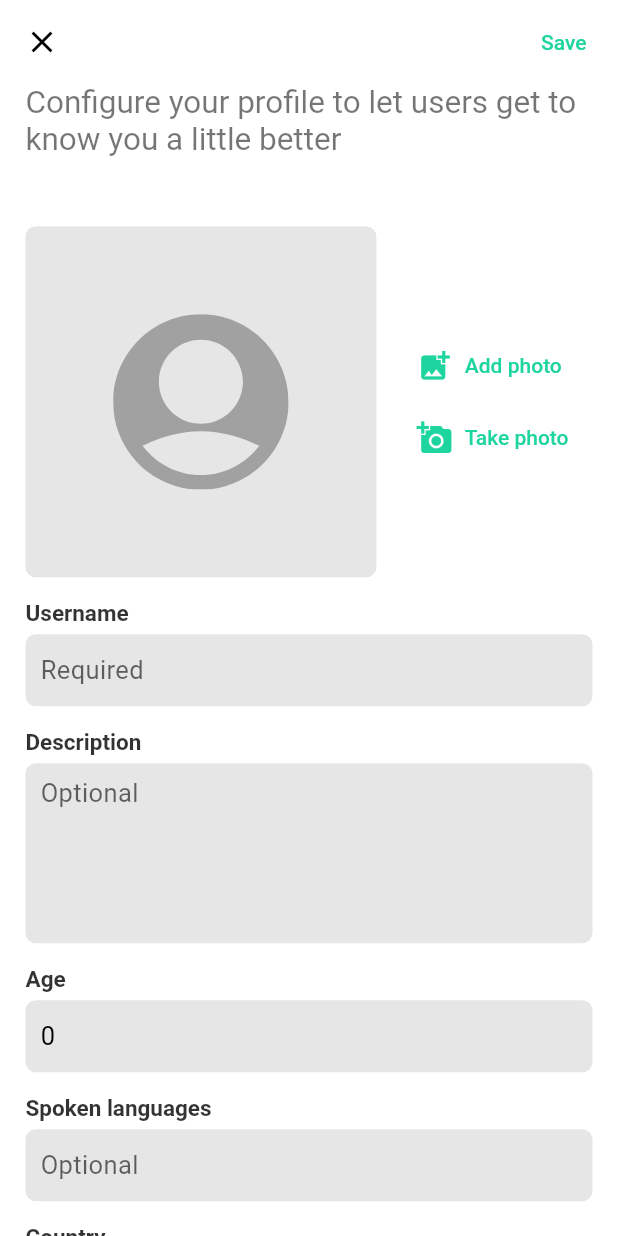
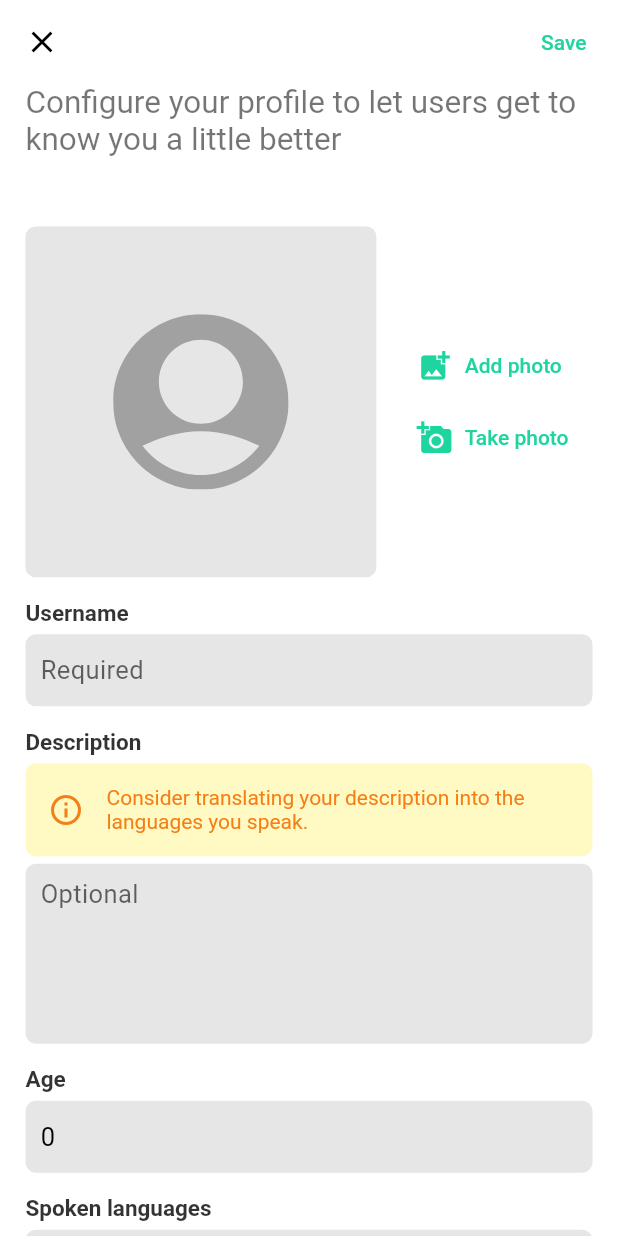
Before and after one commit to Romain-Guillot/Trare, a Flutter app: the ProfileEditPage screen opened directly with empty values, on a phone screen of 412 x 824 dp. Run offline on Flutter 3.47's test engine with Material 2 defaults, Android fonts, the phone set to English and light mode, and no system bars; our stand-ins replace cached_network_image, cloud_firestore, firebase_auth, flutter_svg, geolocator, get_it and 4 more; missing offline and left inert: flutter_facebook_login, geoflutterfire; accounts and stored records are empty.

Commit message:
Fix #40 : add tips to FormField / add tips to the description field

```diff
--- a/app/lib/ui/pages/profile_edit_page.dart
+++ b/app/lib/ui/pages/profile_edit_page.dart
@@ -239,6 +239,7 @@ class _ProfileFormState extends State<ProfileForm> {
             optional: true,
             minLength: Values.profileDescriptionMinLength,
             maxLength: Values.profileDescriptionMaxLength,
+            info: Text(Strings.profileDescriptionEditionInfo),
           ),
           FlexSpacer(),
           AppTextField(
--- a/app/lib/ui/shared/strings.dart
+++ b/app/lib/ui/shared/strings.dart
@@ -66,7 +66,7 @@ class Strings {
   static const String profileDeleteVerificationLabel = "I'm sure";
   static const String profileDeleteButton = "Delete my account";
   static const String profileDeleteError = "Please log out and log in again to confirm your action.";
-
+  static const String profileDescriptionEditionInfo = "Consider translating your description into the languages you speak.";
 
   // Explore
   static const String exploreTitle = "Explore";
--- a/app/lib/ui/widgets/formfields/app_text_field.dart
+++ b/app/lib/ui/widgets/formfields/app_text_field.dart
@@ -3,6 +3,7 @@ import 'dart:math';
 import 'package:app/ui/shared/strings.dart';
 import 'package:app/ui/shared/dimens.dart';
 import 'package:app/ui/widgets/flex_spacer.dart';
+import 'package:app/ui/widgets/info_widget.dart';
 import 'package:flutter/material.dart';
 import 'package:flutter/widgets.dart';
 
@@ -33,6 +34,7 @@ class AppTextField extends StatelessWidget {
   final int minLength;
   final int minValue;
   final int maxValue;
+  final Widget info;
 
 
   AppTextField({
@@ -45,7 +47,8 @@ class AppTextField extends StatelessWidget {
     this.minLength,
     this.minValue,
     this.maxValue,
-    this.maxLines = Dimens.formMultiLinesDefaultLinesNumber
+    this.maxLines = Dimens.formMultiLinesDefaultLinesNumber,
+    this.info,
   });
 
 
@@ -62,6 +65,13 @@ class AppTextField extends StatelessWidget {
           labelText,
           style: Theme.of(context).inputDecorationTheme.labelStyle,
         ),
+        if (info != null)
+        ...[
+          FlexSpacer.small(),
+          InfoCardWidget(
+            child: info,
+          ),
+        ],
         FlexSpacer.small(),
         TextFormField(
           controller: controller,
--- /dev/null
+++ b/app/lib/ui/widgets/info_widget.dart
@@ -0,0 +1,34 @@
+import 'package:app/ui/shared/dimens.dart';
+import 'package:app/ui/widgets/flex_spacer.dart';
+import 'package:flutter/material.dart';
+import 'package:flutter/widgets.dart';
+
+class InfoCardWidget extends StatelessWidget {
+
+  final Widget child;
+
+  InfoCardWidget({@required this.child});
+
+  @override
+  Widget build(BuildContext context) {
+    return Container(
+      decoration: BoxDecoration(
+        borderRadius: Dimens.borderRadius,
+        color: Colors.yellow[100],
+      ),
+      padding: EdgeInsets.all(Dimens.normalSpacing),
+      child: DefaultTextStyle(
+        style: TextStyle(color: Colors.yellow[900]),
+        child: Row(
+          children: <Widget>[
+            Icon(Icons.info_outline, color: Colors.yellow[900]),
+            FlexSpacer(),
+            Expanded(
+              child: child
+            )
+          ],
+        ),
+      )
+    );
+  }
+}
```
